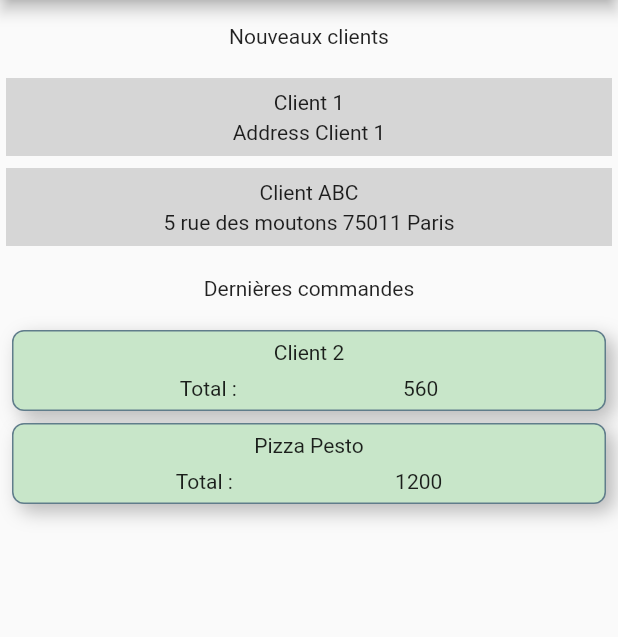
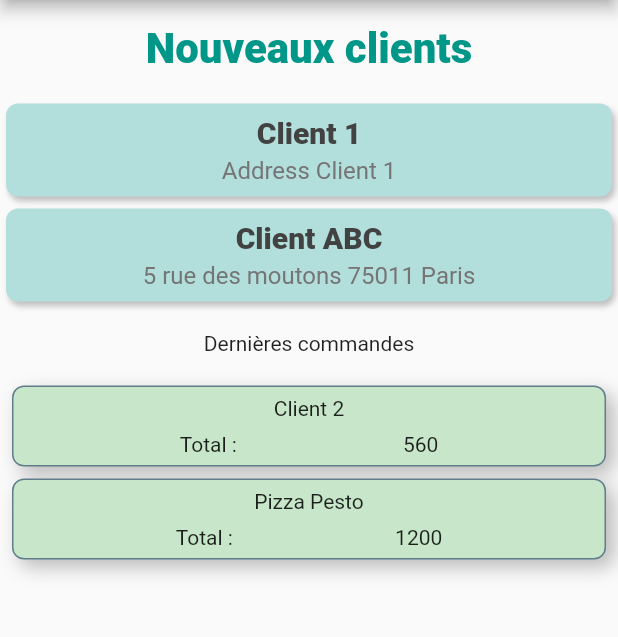
Before and after one commit to Xuffasch/flutter_primeur, a Flutter app: the screen it shows after launch, on a phone screen of 412 x 824 dp, the part 84-721 px from its top. Run offline on Flutter 3.47's test engine with Material 2 defaults, Android fonts, the phone set to English and light mode, and no system bars; statements that could not run were skipped.

Commit message:
Update the styles for the Client section

```diff
--- a/primeur/lib/Dashboard/elements-client.dart
+++ b/primeur/lib/Dashboard/elements-client.dart
@@ -14,7 +14,7 @@ class ClientBanner extends StatelessWidget {
       padding: EdgeInsets.all(8.0),
       child: Column(
         children: <Widget>[
-          Text(title, style: DashboardStyles.ClientTitle),
+          Text(title, style: DashboardTitle.client),
         ],
       ),
     );
@@ -34,20 +34,31 @@ class ClientContent extends StatelessWidget {
   @override
   Widget build(BuildContext context) {
     return Container(
-      color: Colors.grey[350],
       margin: EdgeInsets.all(4.0),
       padding: EdgeInsets.all(4.0),
+      decoration: BoxDecoration(
+        color: Colors.teal[100],
+        shape: BoxShape.rectangle,
+        borderRadius: BorderRadius.circular(8.0),
+        boxShadow: <BoxShadow>[
+          BoxShadow(
+            color: Colors.grey[400],
+            blurRadius: 3.0,
+            offset: new Offset(2.0, 3.0),
+          ),
+        ],
+      ),
       child: Column(
         children: <Widget>[
           SizedBox(height: 4),
           Text(
             name,
-            style: DashboardStyles.SectionContent,
+            style: DashboardSection.mainLabel,
           ),
           SizedBox(height: 4),
           Text(
             address,
-            style: DashboardStyles.SectionContent,
+            style: DashboardSection.value,
           ),
           SizedBox(height: 4),
         ],
```
